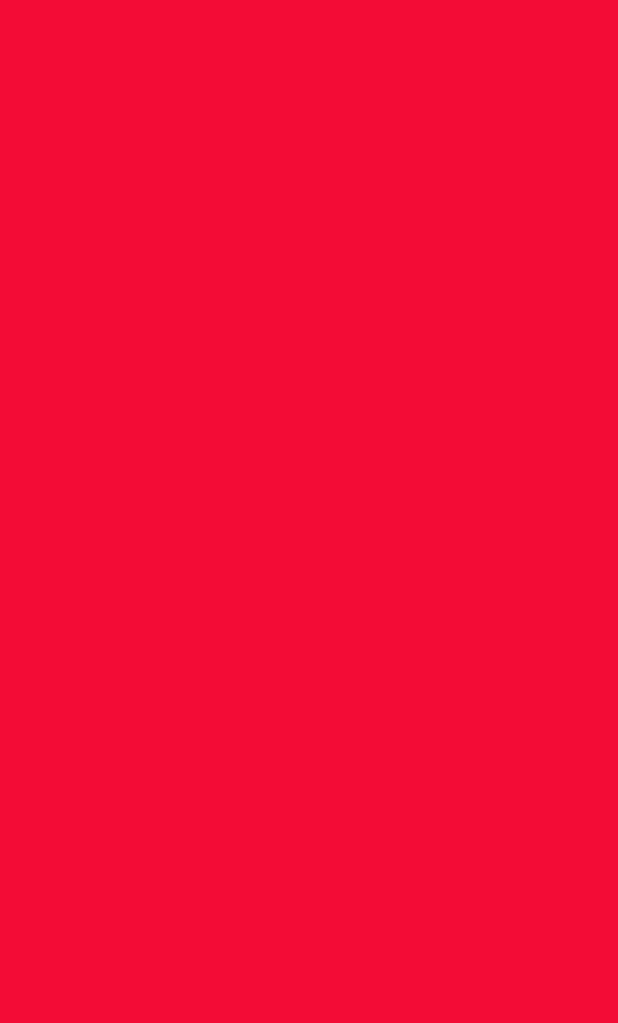
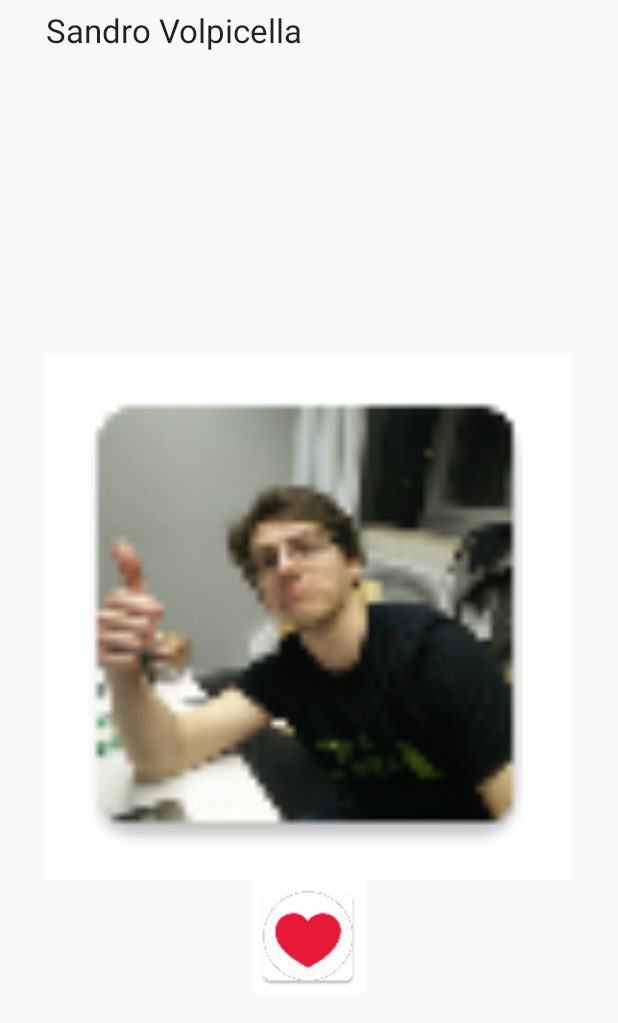
Before and after one commit to Teamdo/Teamdo, an Android app: the Screen3 screen opened directly, with no data from a screen before it, on a phone screen of 412 x 824 dp. Before the commit the part shown is empty. Shown: the top 1023 px of the screen. Run offline under Robolectric (Android 15) with nearby library versions, the phone set to English and light mode, and no system bars.

Commit message:
Swipe fertig #bossaura #pushergene

```diff
--- a/app/src/main/java/com/example/daniel/teamdo/FragmentOne.java
+++ b/app/src/main/java/com/example/daniel/teamdo/FragmentOne.java
@@ -6,14 +6,43 @@ import android.support.v4.app.Fragment;
 import android.view.LayoutInflater;
 import android.view.View;
 import android.view.ViewGroup;
+import android.widget.TextView;
+
 
 /**
  * Created by Daniel on 17.04.2016.
  */
 public class FragmentOne extends Fragment {
+
+   // public static FragmentOne newInstance(){
+     //   FragmentOne fragone = new FragmentOne();
+       // return  fragone;
+    //}
+
+    public FragmentOne(){
+
+    }
+
+    TextView txt_fragView;
+
+    static int counter = 0;
     @Nullable
     @Override
     public View onCreateView(LayoutInflater inflater, @Nullable ViewGroup container, @Nullable Bundle savedInstanceState) {
-        return inflater.inflate(R.layout.fragment_one_layout, container, false);
+        Server s = Server.getInstance();
+
+        Person person =  s.getPersonen().get(counter);
+        counter++;
+        if(counter >= s.getPersonen().size()){
+           counter = counter % s.getPersonen().size();
+        }
+
+        View rootView = inflater.inflate(R.layout.layout3, container, false);
+
+        txt_fragView = (TextView) rootView.findViewById(R.id.lbl_03projekttitel);
+        txt_fragView.setText(person.getName());
+
+        return rootView;
+        //return inflater.inflate(R.layout.layout3, container, false);
     }
 }
--- a/app/src/main/java/com/example/daniel/teamdo/PagerAdapter.java
+++ b/app/src/main/java/com/example/daniel/teamdo/PagerAdapter.java
@@ -14,14 +14,15 @@ public class PagerAdapter extends FragmentPagerAdapter {
     }
 
     @Override
-    public Fragment getItem(int arg0){
-        switch (arg0){
+    public Fragment getItem(int position){
+       // FragmentOne f = new FragmentOne();
+        switch (position){
             case 0:
-                return new FragmentOne();
+                return new FragmentOne(); //FragmentOne.newInstance();
             case 1:
-                return new FragmentTwo();
-            case 2:
-                return new FragmentThree();
+                return new FragmentOne(); //FragmentOne.newInstance();
+          //  case 2:
+           //     return new FragmentThree();
             default:
                 break;
         }
@@ -30,6 +31,6 @@ public class PagerAdapter extends FragmentPagerAdapter {
 
     @Override
     public int getCount(){
-        return 3;
+        return 2;
     }
 }
--- a/app/src/main/java/com/example/daniel/teamdo/Screen3.java
+++ b/app/src/main/java/com/example/daniel/teamdo/Screen3.java
@@ -14,7 +14,7 @@ public class Screen3 extends FragmentActivity
     @Override
     protected void onCreate(Bundle savedInstanceState) {
         super.onCreate(savedInstanceState);
-        setContentView(R.layout.layout3);
+        setContentView(R.layout.background_layout3);
         viewpager = (ViewPager) findViewById(R.id.pager);
         PagerAdapter padapter = new PagerAdapter(getSupportFragmentManager());
         viewpager.setAdapter(padapter);
--- /dev/null
+++ b/app/src/main/res/layout/background_layout3.xml
@@ -0,0 +1,9 @@
+<?xml version="1.0" encoding="utf-8"?>
+<android.support.v4.view.ViewPager
+    xmlns:android="http://schemas.android.com/apk/res/android"
+    android:orientation="vertical"
+    android:layout_width="match_parent"
+    android:layout_height="match_parent"
+    android:id="@+id/pager">
+
+</android.support.v4.view.ViewPager>
--- a/app/src/main/res/layout/layout3.xml
+++ b/app/src/main/res/layout/layout3.xml
@@ -1,16 +1,9 @@
 <?xml version="1.0" encoding="utf-8"?>
-<android.support.v4.view.ViewPager
-    xmlns:android="http://schemas.android.com/apk/res/android"
-    xmlns:tools="http://schemas.android.com/tools"
-    android:id="@+id/pager"
-    android:layout_width="match_parent"
+
+<RelativeLayout android:layout_width="match_parent"
     android:layout_height="match_parent"
-    tools:context="com.example.daniel.teamdo.MainActivity">
-
-    <RelativeLayout
-        android:layout_width="match_parent"
-        android:layout_height="match_parent"
-        android:layout_gravity="center_horizontal">
+    android:layout_gravity="center_horizontal"
+    xmlns:android="http://schemas.android.com/apk/res/android">
 
         <TextView
             android:layout_width="wrap_content"
@@ -49,4 +42,3 @@
             android:clickable="true" />
 
     </RelativeLayout>
-</android.support.v4.view.ViewPager>
```
